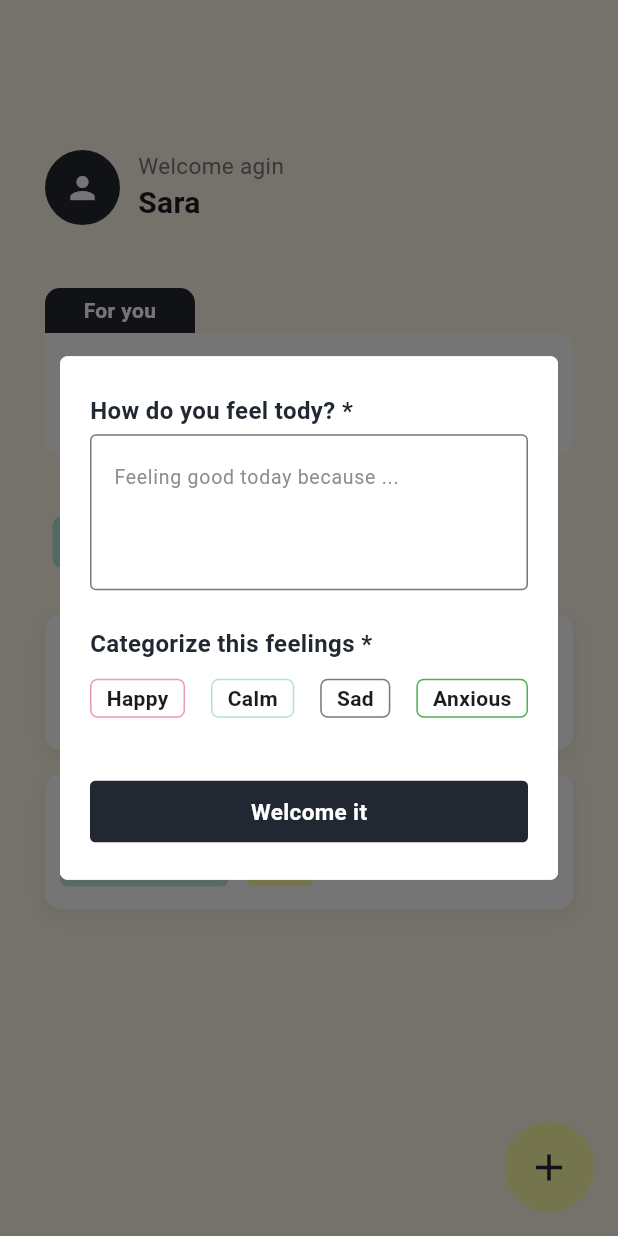
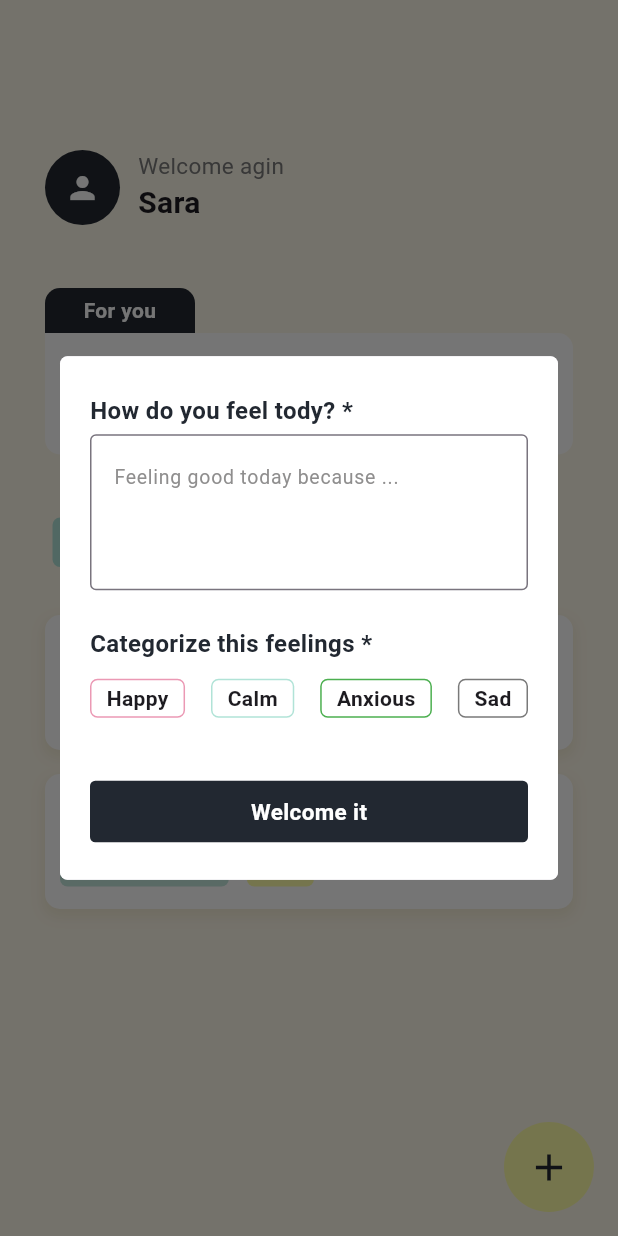
Before and after one commit to Mjd-Alghamdi/Mind-e, a Flutter app: the screen it shows after launch, after a tap on the "add" icon, on a phone screen of 412 x 824 dp. Run offline on Flutter 3.47's test engine with Material 3 defaults, Android fonts, the phone set to English and light mode, and no system bars; our stand-ins replace bloc, flutter_bloc.

Commit message:
Add functionality

```diff
--- a/lib/bloc/feeling_record_bloc.dart
+++ b/lib/bloc/feeling_record_bloc.dart
@@ -1,5 +1,6 @@
 import 'package:bloc/bloc.dart';
 import 'package:meta/meta.dart';
+import 'package:mind_e/data/emotions_data.dart';
 import 'package:mind_e/data/record_data.dart';
 import 'package:mind_e/models/record_model.dart';
 
@@ -7,7 +8,11 @@ part 'feeling_record_event.dart';
 part 'feeling_record_state.dart';
 
 class FeelingRecordBloc extends Bloc<FeelingRecordEvent, FeelingRecordState> {
+  // -- Data instance to be used
   final RecordData recordData = RecordData();
+  final EmotionsData emotionData = EmotionsData();
+  late String selectedEmotion;
+
   FeelingRecordBloc() : super(FeelingRecordInitial()) {
     on<FeelingRecordEvent>((event, emit) {});
 
@@ -18,10 +23,16 @@ class FeelingRecordBloc extends Bloc<FeelingRecordEvent, FeelingRecordState> {
 
     // -- Add new feeling Event
     on<AddNewFeelingEvent>((event, emit) {
+      //-- Emotion selection
+      // TODO: Handel the emoty fields
+
+      // Adding
       recordData.addFeelingRecord(
         feelingContent: event.content,
-        emotion: event.emotionType,
+        emotion: selectedEmotion,
+        //event.emotionType,
       );
+      selectedEmotion = "";
       emit(ShowFeelingListState(recordList: recordData.feelingRecordList));
     });
 
@@ -30,5 +41,26 @@ class FeelingRecordBloc extends Bloc<FeelingRecordEvent, FeelingRecordState> {
       recordData.removeFeelingRecord(record: event.record);
       emit(ShowFeelingListState(recordList: recordData.feelingRecordList));
     });
+
+    //---- Emotions part
+
+    // -- Select emotion for the feeling event
+    on<SelectEmotionEvent>(
+      (event, emit) {
+        print("Entered SelectEmotionEvent ------");
+        // 1- take the selection
+        selectedEmotion = event.emotionType;
+        print("Update Selection To======= $selectedEmotion ------");
+
+        // 2- Update selection
+
+        emotionData.updateSelectedEmotion(selection: selectedEmotion);
+
+        // 3- Send its value
+        bool isSelected = emotionData.selectedEmotion[event.emotionType];
+        // print("IS EMOTION SELECTED????? $isSelected");
+        UpdateSelectedEmotionState(isEmotionSelected: isSelected);
+      },
+    );
   }
 }
--- a/lib/bloc/feeling_record_event.dart
+++ b/lib/bloc/feeling_record_event.dart
@@ -22,3 +22,12 @@ class RemoveFeelingRecordEvent extends FeelingRecordEvent {
   RecordModel record;
   RemoveFeelingRecordEvent(this.record);
 }
+
+//--- Emotions Events
+
+//-- Selecting emotion event
+// ignore: must_be_immutable
+class SelectEmotionEvent extends FeelingRecordEvent {
+  String emotionType;
+  SelectEmotionEvent(this.emotionType);
+}
--- a/lib/bloc/feeling_record_state.dart
+++ b/lib/bloc/feeling_record_state.dart
@@ -10,3 +10,10 @@ class ShowFeelingListState extends FeelingRecordState {
   List<RecordModel> recordList;
   ShowFeelingListState({required this.recordList});
 }
+
+// --- Emotion Selection
+// ignore: must_be_immutable
+class UpdateSelectedEmotionState extends FeelingRecordState {
+  bool isEmotionSelected;
+  UpdateSelectedEmotionState({required this.isEmotionSelected});
+}
--- a/lib/data/emotions_data.dart
+++ b/lib/data/emotions_data.dart
@@ -1,6 +1,28 @@
 class EmotionsData {
   // -- List of main emotions
   List<String> emotionsList = ["Happy", "Calm", "Anxious", "Sad"];
+
+  //-- Which emotion selected ?
+  Map selectedEmotion = {
+    "Happy": false,
+    "Calm": false,
+    "Anxious": false,
+    "Sad": false,
+  };
+
+  void updateSelectedEmotion({required String selection}) {
+    print("Entereddddddd");
+    selectedEmotion.keys.forEach((emotion) {
+      if (selection == emotion) {
+        selectedEmotion[emotion] = true;
+
+      }
+      else{
+          selectedEmotion[emotion] = false;
+      }
+    });
+    print(selectedEmotion);
+  }
 
   // Awareness note
   String happyNote =
--- a/lib/widgets/popups/emotion_category_widget.dart
+++ b/lib/widgets/popups/emotion_category_widget.dart
@@ -1,40 +1,36 @@
 import 'package:flutter/material.dart';
+import 'package:flutter_bloc/flutter_bloc.dart';
+import 'package:mind_e/bloc/feeling_record_bloc.dart';
 import 'package:mind_e/constants/color.dart';
-import 'package:mind_e/widgets/small_card_info_widget.dart';
+import 'package:mind_e/widgets/popups/selection_widget.dart';
 
 class EmotionCategoryWidget extends StatelessWidget {
   const EmotionCategoryWidget({super.key});
 
   @override
   Widget build(BuildContext context) {
-    return const Row(
-      mainAxisAlignment: MainAxisAlignment.spaceBetween,
-      children: [
-        SmallCardInfoWidget(
-          content: "Happy",
-          color: whiteColor,
-          borderColor: lightPinkColor,
-          borderWidth: 1,
-        ),
-        SmallCardInfoWidget(
-          content: "Calm",
-          color: whiteColor,
-          borderColor: tiffanyColor,
-          borderWidth: 1,
-        ),
-        SmallCardInfoWidget(
-          content: "Sad",
-          color: whiteColor,
-          borderColor: greyColor,
-          borderWidth: 1,
-        ),
-        SmallCardInfoWidget(
-          content: "Anxious",
-          color: whiteColor,
-          borderColor: Colors.green,
-          borderWidth: 1,
-        ),
-      ],
+    final bloc = context.read<FeelingRecordBloc>();
+    List<String> emotion = bloc.emotionData.emotionsList;
+    return BlocBuilder<FeelingRecordBloc, FeelingRecordState>(
+      builder: (context, state) {
+        return Row(
+          mainAxisAlignment: MainAxisAlignment.spaceBetween,
+          children: List.generate(emotion.length, (index) {
+            return SelectionWidget(
+              content: emotion[index],
+              color: whiteColor,
+              borderColor: emotion[index] == "Happy"
+                  ? lightPinkColor
+                  : emotion[index] == "Calm"
+                      ? tiffanyColor
+                      : emotion[index] == "Sad"
+                          ? greyColor
+                          : Colors.green,
+              borderWidth: 1,
+            );
+          }),
+        );
+      },
     );
   }
 }
--- /dev/null
+++ b/lib/widgets/popups/selection_widget.dart
@@ -0,0 +1,63 @@
+import 'package:flutter/material.dart';
+import 'package:flutter_bloc/flutter_bloc.dart';
+import 'package:mind_e/bloc/feeling_record_bloc.dart';
+
+class SelectionWidget extends StatelessWidget {
+  const SelectionWidget({
+    super.key,
+    required this.content,
+    required this.color,
+    required this.borderColor,
+    this.borderWidth = 0,
+  });
+
+  final String content;
+  final Color color;
+  final Color borderColor;
+  final double? borderWidth;
+  @override
+  Widget build(BuildContext context) {
+    final bloc = context.read<FeelingRecordBloc>();
+    return InkWell(
+      onTap: () {
+        // TODO: this is will handel the selection data
+        bloc.add(SelectEmotionEvent(content));
+      },
+      child: BlocBuilder<FeelingRecordBloc, FeelingRecordState>(
+        builder: (context, state) {
+          if (state is UpdateSelectedEmotionState) {
+            return Container(
+              padding: const EdgeInsets.symmetric(horizontal: 10, vertical: 2),
+              decoration: BoxDecoration(
+                borderRadius: BorderRadius.circular(5),
+                color: state.isEmotionSelected ? borderColor : color,
+                border: Border.all(color: borderColor, width: borderWidth!),
+              ),
+              child: Text(
+                content,
+                style: const TextStyle(
+                  fontWeight: FontWeight.bold,
+                ),
+              ),
+            );
+          } else {
+            return Container(
+              padding: const EdgeInsets.symmetric(horizontal: 10, vertical: 2),
+              decoration: BoxDecoration(
+                borderRadius: BorderRadius.circular(5),
+                color: color,
+                border: Border.all(color: borderColor, width: borderWidth!),
+              ),
+              child: Text(
+                content,
+                style: const TextStyle(
+                  fontWeight: FontWeight.bold,
+                ),
+              ),
+            );
+          }
+        },
+      ),
+    );
+  }
+}
```
